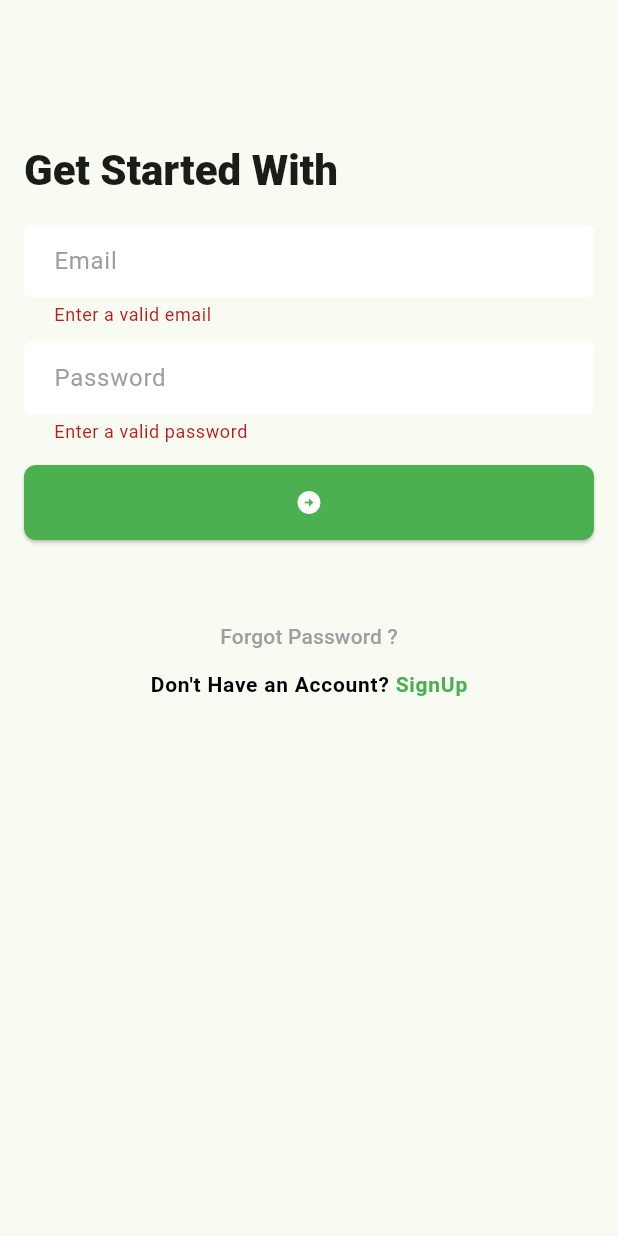
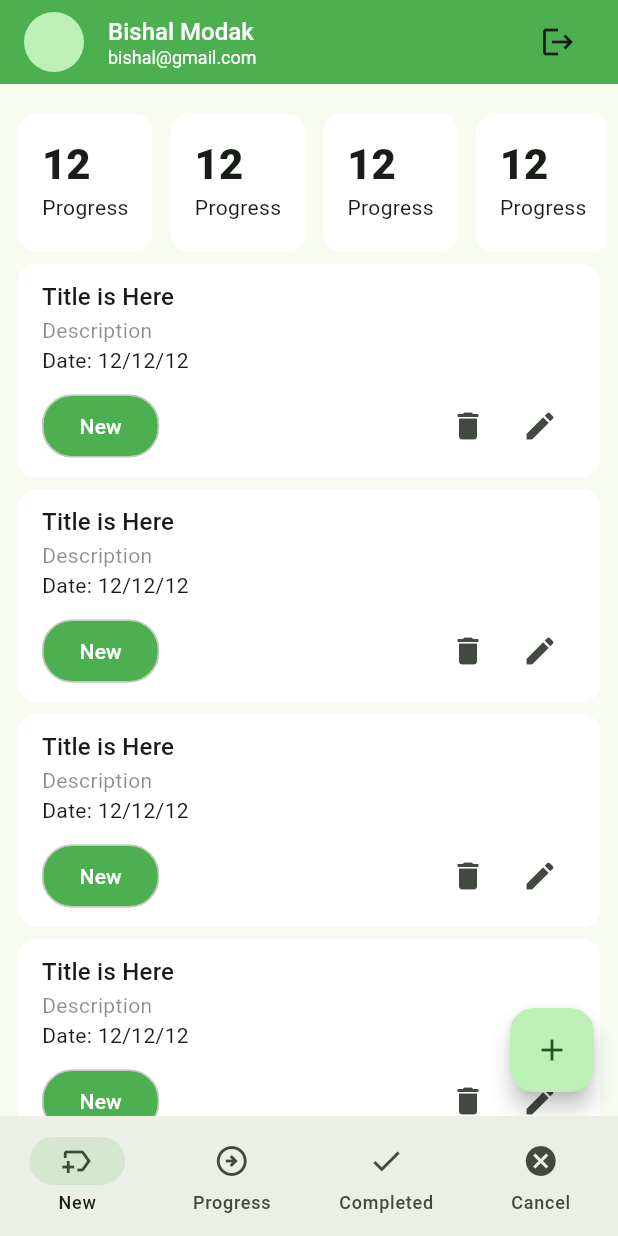
Before and after one commit to BishalModak/Task-Manager, a Flutter app: the signInScreen screen opened by its route, after a tap on the "arrow circle right" icon, on a phone screen of 412 x 824 dp. Run offline on Flutter 3.47's test engine with Material 3 defaults, Android fonts, the phone set to English and light mode, and no system bars; our stand-ins replace email_validator, flutter_svg, pin_code_fields.

Commit message:
add new task and progress task part

```diff
--- a/lib/app.dart
+++ b/lib/app.dart
@@ -2,6 +2,7 @@ import 'package:flutter/material.dart';
 import 'package:taskmanager/ui/screens/forgot_password_change_password_screen.dart';
 import 'package:taskmanager/ui/screens/forgot_password_email_varification_screen.dart';
 import 'package:taskmanager/ui/screens/forgot_password_pin_verification_screen.dart';
+import 'package:taskmanager/ui/screens/main_nav_bar_screen.dart';
 import 'package:taskmanager/ui/screens/sign_in_screen.dart';
 import 'package:taskmanager/ui/screens/sign_up_screen.dart';
 import 'package:taskmanager/ui/screens/splash_screen.dart';
@@ -46,7 +47,8 @@ class app extends StatelessWidget {
         signUpScreen.name: (context) => signUpScreen(),
         emailVarificationScreen.name: (context)=> emailVarificationScreen(),
         pinVarificationScreen.name: (context) => pinVarificationScreen(),
-        changePasswordScreen.name: (context) => changePasswordScreen()
+        changePasswordScreen.name: (context) => changePasswordScreen(),
+        mainNavBarScreen.name: (context) => mainNavBarScreen(),
       },
     );
   }
--- /dev/null
+++ b/lib/ui/screens/main_nav_bar_screen.dart
@@ -0,0 +1,55 @@
+import 'package:flutter/material.dart';
+import 'package:taskmanager/ui/screens/new_task_list_screen.dart';
+import 'package:taskmanager/ui/screens/progress_task_screen.dart';
+
+import '../widgets/task_manager_appbar.dart';
+
+class mainNavBarScreen extends StatefulWidget {
+  const mainNavBarScreen({super.key});
+
+  static const String name = '/main-nav-bar';
+
+  @override
+  State<mainNavBarScreen> createState() => _mainNavBarScreenState();
+}
+
+class _mainNavBarScreenState extends State<mainNavBarScreen> {
+  List<Widget> _screens = [
+      newTaskList(), ProgressTaskScreen(),
+  ];
+  int _selectedIndex = 0;
+  @override
+  Widget build(BuildContext context) {
+    return Scaffold(
+      appBar: TaskManagerAppBar(),
+      body: _screens[_selectedIndex],
+      bottomNavigationBar: NavigationBar(
+        selectedIndex: _selectedIndex,
+        onDestinationSelected: (int index){
+          _selectedIndex = index;
+          setState(() {
+
+          });
+        },
+        destinations: [
+          NavigationDestination(
+            icon: Icon(Icons.new_label_outlined),
+            label: 'New',
+          ),
+          NavigationDestination(
+            icon: Icon(Icons.arrow_circle_right_outlined),
+            label: 'Progress',
+          ),
+          NavigationDestination(
+            icon: Icon(Icons.done),
+            label: 'Completed',
+          ),
+          NavigationDestination(
+            icon: Icon(Icons.cancel),
+            label: 'Cancel',
+          ),
+        ],
+      ),
+    );
+  }
+}
--- /dev/null
+++ b/lib/ui/screens/new_task_list_screen.dart
@@ -0,0 +1,52 @@
+import 'package:flutter/cupertino.dart';
+import 'package:flutter/material.dart';
+
+import '../widgets/task_card.dart';
+import '../widgets/task_count_summery_card.dart';
+
+class newTaskList extends StatefulWidget {
+  const newTaskList({super.key});
+
+  @override
+  State<newTaskList> createState() => _newTaskListState();
+}
+
+class _newTaskListState extends State<newTaskList> {
+  @override
+  Widget build(BuildContext context) {
+    return Scaffold(
+      body: Padding(
+        padding: const EdgeInsets.symmetric(horizontal: 8),
+        child: Column(
+          children: [
+            SizedBox(height: 16),
+            SizedBox(
+              height: 100,
+              child: ListView.separated(
+                scrollDirection: Axis.horizontal,
+                itemBuilder: (context, index) {
+                  return TaskCountSummaryCard(title: 'Progress', count: 12);
+                },
+                separatorBuilder: (context, index) => const SizedBox(width: 4),
+                itemCount: 4,
+              ),
+            ),
+            Expanded(
+              child: ListView.builder(
+                itemCount: 10,
+                itemBuilder: (context, index) {
+                  return TaskCard();
+                },
+              ),
+            ),
+          ],
+        ),
+      ),
+      floatingActionButton: FloatingActionButton(onPressed: _onTapAddNewTaskButton, child: Icon(Icons.add),),
+    );
+  }
+
+  void _onTapAddNewTaskButton(){
+
+}
+}
--- /dev/null
+++ b/lib/ui/screens/progress_task_screen.dart
@@ -0,0 +1,24 @@
+import 'package:flutter/material.dart';
+
+import '../widgets/task_card.dart';
+class ProgressTaskScreen extends StatefulWidget {
+  const ProgressTaskScreen({super.key});
+
+  @override
+  State<ProgressTaskScreen> createState() => _ProgressTaskScreenState();
+}
+
+class _ProgressTaskScreenState extends State<ProgressTaskScreen> {
+  @override
+  Widget build(BuildContext context) {
+    return  Padding(
+      padding: const EdgeInsets.symmetric(horizontal: 8, ),
+      child: ListView.builder(
+        itemCount: 10,
+        itemBuilder: (context, index) {
+          return TaskCard();
+        },
+      ),
+    );
+  }
+}
--- a/lib/ui/screens/sign_in_screen.dart
+++ b/lib/ui/screens/sign_in_screen.dart
@@ -2,6 +2,7 @@ import 'package:email_validator/email_validator.dart';
 import 'package:flutter/gestures.dart';
 import 'package:flutter/material.dart';
 import 'package:taskmanager/ui/screens/forgot_password_email_varification_screen.dart';
+import 'package:taskmanager/ui/screens/main_nav_bar_screen.dart';
 import 'package:taskmanager/ui/screens/sign_up_screen.dart';
 import 'package:taskmanager/ui/widgets/background_screen.dart';
 
@@ -120,6 +121,7 @@ class _signInScreenState extends State<signInScreen> {
     if(_formkey.currentState!.validate()){
       //TODO: SignIN with API
     }
+    Navigator.pushNamedAndRemoveUntil(context, mainNavBarScreen.name, (predicate) => false);
   }
 
   void _onTapForgotPasswordButton() {
--- /dev/null
+++ b/lib/ui/widgets/task_card.dart
@@ -0,0 +1,48 @@
+import 'package:flutter/material.dart';
+class TaskCard extends StatelessWidget {
+  const TaskCard({
+    super.key,
+  });
+
+  @override
+  Widget build(BuildContext context) {
+    return Card(
+      elevation: 0,
+      color: Colors.white,
+      child: Padding(
+        padding: const EdgeInsets.symmetric(horizontal: 16, vertical: 10),
+        child: Column(
+          crossAxisAlignment: CrossAxisAlignment.start,
+          children: [
+            Text('Title is Here', style: Theme.of(context).textTheme.titleMedium,),
+            Text('Description', style: TextStyle(
+              color: Colors.black45,
+            ),),
+            Text('Date: 12/12/12'),
+            const SizedBox(height: 10,),
+            Row(
+              children: [
+                Chip(
+                  label: Text('New', style: TextStyle(
+                    color: Colors.white,
+                  ),),
+                  padding: EdgeInsets.symmetric(horizontal: 16, vertical: 10),
+                  backgroundColor: Colors.green,
+                  shape: RoundedRectangleBorder(
+                    borderRadius: BorderRadius.circular(20),
+                  ),
+                ),
+                Spacer(),
+                IconButton(
+                  onPressed: () {},
+                  icon: Icon(Icons.delete),
+                ),
+                IconButton(onPressed: () {}, icon: Icon(Icons.edit)),
+              ],
+            ),
+          ],
+        ),
+      ),
+    );
+  }
+}
--- /dev/null
+++ b/lib/ui/widgets/task_count_summery_card.dart
@@ -0,0 +1,29 @@
+import 'package:flutter/material.dart';
+class TaskCountSummaryCard extends StatelessWidget {
+  const TaskCountSummaryCard({
+    super.key,
+    required this.count,
+    required String this.title,
+  });
+
+  final String title;
+  final int count;
+
+  @override
+  Widget build(BuildContext context) {
+    return Card(
+      elevation: 0,
+      color: Colors.white,
+      child: Padding(
+        padding: const EdgeInsets.all(16),
+        child: Column(
+          crossAxisAlignment: CrossAxisAlignment.start,
+          children: [
+            Text('$count', style: Theme.of(context).textTheme.titleLarge),
+            Text(title, maxLines: 1,),
+          ],
+        ),
+      ),
+    );
+  }
+}
--- /dev/null
+++ b/lib/ui/widgets/task_manager_appbar.dart
@@ -0,0 +1,60 @@
+import 'package:flutter/material.dart';
+import 'package:taskmanager/ui/screens/sign_in_screen.dart';
+
+class TaskManagerAppBar extends StatefulWidget implements PreferredSizeWidget {
+  const TaskManagerAppBar({super.key});
+
+  @override
+  State<TaskManagerAppBar> createState() => _TaskManagerAppBar();
+
+  @override
+  // TODO: implement preferredSize
+  Size get preferredSize => Size.fromHeight(kToolbarHeight);
+}
+
+class _TaskManagerAppBar extends State<TaskManagerAppBar> {
+  @override
+  Widget build(BuildContext context) {
+    return AppBar(
+      backgroundColor: Colors.green,
+      title: Row(
+        children: [
+          CircleAvatar(),
+          SizedBox(width: 16),
+          Expanded(
+            child: Column(
+              crossAxisAlignment: CrossAxisAlignment.start,
+              children: [
+                Text(
+                  'Bishal Modak',
+                  style: TextStyle(
+                    fontSize: 16,
+                    fontWeight: FontWeight.w500,
+                    color: Colors.white,
+                  ),
+                ),
+                Text(
+                  'bishal@gmail.com',
+                  style: TextStyle(
+                    fontSize: 12,
+                    fontWeight: FontWeight.w400,
+                    color: Colors.white,
+                  ),
+                ),
+              ],
+            ),
+          ),
+          IconButton(onPressed: _onTapLogOutButton, icon: Icon(Icons.logout)),
+        ],
+      ),
+    );
+  }
+
+  void _onTapLogOutButton() {
+    Navigator.pushNamedAndRemoveUntil(
+      context,
+      signInScreen.name,
+      (predicate) => false,
+    );
+  }
+}
```
